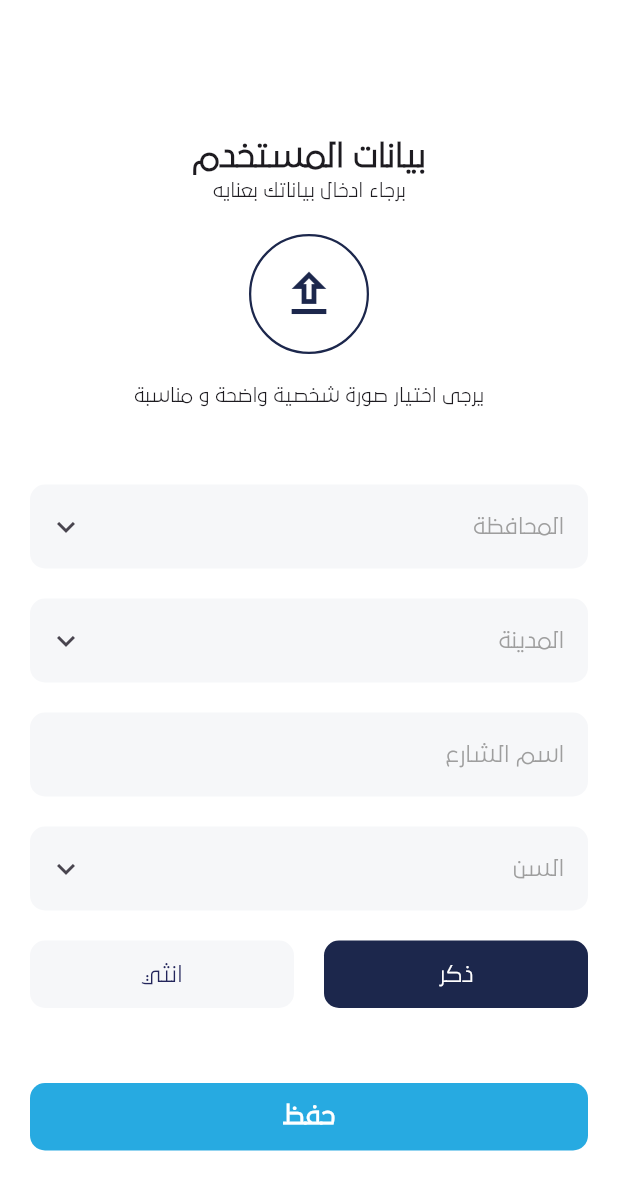
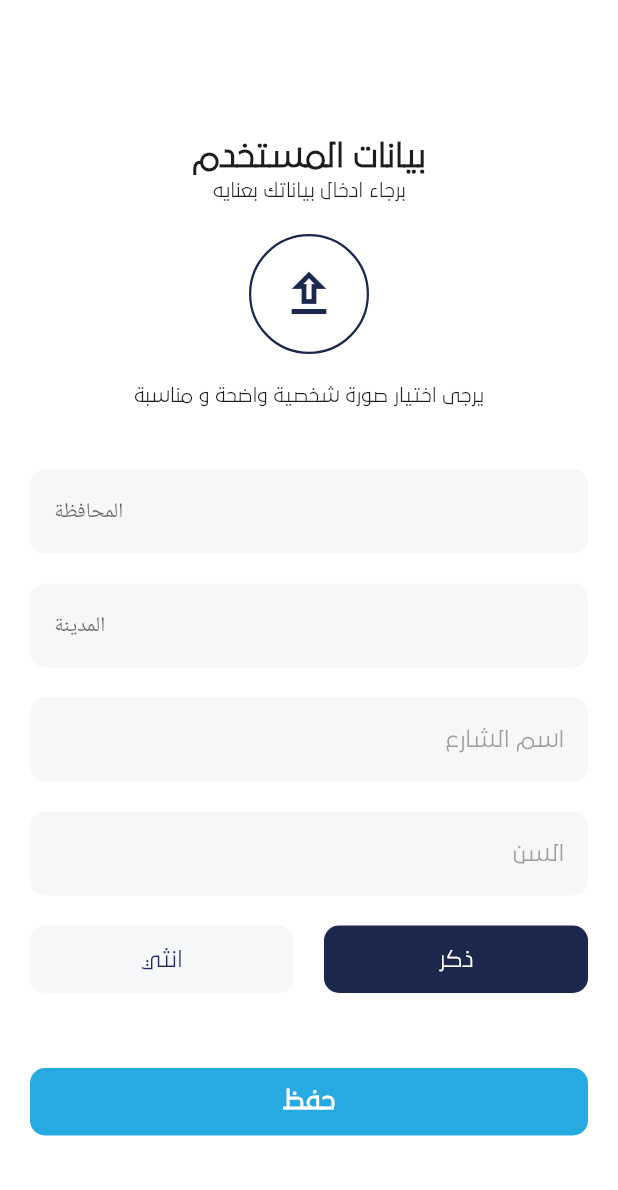
Before and after one commit to Skilly-GraduationProject/Flutter, a Flutter app: the UserDataView screen opened by its route, on a phone screen of 412 x 824 dp. Shown: the top 1190 px of the screen. Run offline on Flutter 3.47's test engine with Material 3 defaults, Android fonts, the phone set to English and light mode, and no system bars; our stand-ins replace bloc, dio, flutter_bloc, get_it, go_router, shared_preferences; accounts and stored records are empty.

Commit message:
create_custom_drop_down

```diff
--- /dev/null
+++ b/lib/features/shared/auth/presentation/views/widgets/custom_drop_down.dart
@@ -0,0 +1,53 @@
+import 'package:flutter/material.dart';
+
+class CustomDropDown extends StatelessWidget {
+  final String? selectedValue;
+  final String hint;
+  final List<String> items;
+  final ValueChanged<String?> onChanged;
+
+  const CustomDropDown({
+    super.key,
+    required this.selectedValue,
+    required this.hint,
+    required this.items,
+    required this.onChanged,
+  });
+
+  @override
+  Widget build(BuildContext context) {
+    return DropdownButtonFormField<String>(
+      decoration: InputDecoration(
+        hintText: selectedValue == null ? hint : null,
+        hintStyle: const TextStyle(
+          fontWeight: FontWeight.w400,
+          fontSize: 14,
+        ),
+        filled: true,
+        fillColor: const Color(0xffF6F7F9),
+        border: OutlineInputBorder(
+          borderRadius: BorderRadius.circular(10),
+          borderSide: BorderSide.none,
+        ),
+        suffixIcon: const Icon(Icons.keyboard_arrow_down),
+      ),
+      items: items.map((item) {
+        return DropdownMenuItem<String>(
+          value: item,
+          child: Text(
+            item,
+            style: const TextStyle(fontSize: 16),
+          ),
+        );
+      }).toList(),
+      onChanged: onChanged,
+      value: selectedValue,
+      iconSize: 0,
+      style: const TextStyle(
+        color: Colors.black,
+        fontSize: 14,
+      ),
+      dropdownColor: Colors.white,
+    );
+  }
+}
--- a/lib/features/shared/auth/presentation/views/widgets/user_data_form.dart
+++ b/lib/features/shared/auth/presentation/views/widgets/user_data_form.dart
@@ -1,7 +1,8 @@
-
 import 'package:flutter/material.dart';
+import 'package:flutter/widgets.dart';
 import 'package:go_router/go_router.dart';
 
+import 'custom_drop_down.dart';
 import 'custom_button.dart';
 import 'custom_text_field.dart';
 import 'verify_option.dart';
@@ -14,30 +15,69 @@
 }
 
 class _UserDataFormState extends State<UserDataForm> {
+  final Map<String, List<String>> cities = {
+    'القاهرة': ['مدينة نصر', 'المعادي', 'حلوان', 'شبرا'],
+    'الإسكندرية': ['سموحة', 'العصافرة', 'محرم بك', 'المنتزه'],
+    'الجيزة': ['الهرم', 'الدقي', 'الشيخ زايد', '6 أكتوبر'],
+    'أسوان': ['أسوان الجديدة', 'كوم أمبو', 'دراو', 'إدفو'],
+    'الأقصر': ['الكرنك', 'الأقصر الجديدة', 'إسنا', 'أرمنت'],
+    'بورسعيد': ['الزهور', 'بورفؤاد', 'العرب', 'المناخ'],
+  };
+  List<String> governs = [
+    'القاهرة',
+    'الإسكندرية',
+    'الجيزة',
+    'أسوان',
+    'الأقصر',
+    'بورسعيد',
+  ];
   String selectedGender = 'ذكر';
+  String? selectedCity, selectedGovern, age, streetName;
+  final GlobalKey<FormState> formKey = GlobalKey<FormState>();
   @override
   Widget build(BuildContext context) {
-    return  Form(
+    return Form(
+        key: formKey,
         child: Column(
           children: [
-              CustomTextField(
-                title: 'المحافظة',
-                icon: const Icon(Icons.keyboard_arrow_down),
-                 onSaved: (val){},
+            CustomDropDown(
+              selectedValue: selectedGovern,
+              hint: 'المحافظة',
+              items: governs,
+              onChanged: (value) {
+                setState(() {
+                  selectedGovern = value;
+                  selectedCity = null;
+                });
+              },
+            ),
+            const SizedBox(height: 20),
+            CustomDropDown(
+              selectedValue: (selectedGovern != null &&
+                      (cities[selectedGovern]?.contains(selectedCity) ?? false))
+                  ? selectedCity
+                  : null,
+              hint: 'المدينة',
+              items: selectedGovern != null ? cities[selectedGovern] ?? [] : [],
+              onChanged: (value) {
+                setState(() {
+                  selectedCity = value;
+                });
+              },
             ),
             const SizedBox(height: 10),
             CustomTextField(
-                title: 'المدينة',
-                icon:const Icon(Icons.keyboard_arrow_down),
-                 onSaved: (val){},
+              title: 'اسم الشارع',
+              onSaved: (val) {
+                streetName = val;
+              },
             ),
-              const SizedBox(height: 10),
-             CustomTextField(title: 'اسم الشارع', onSaved: (val){},),
             const SizedBox(height: 10),
             CustomTextField(
               title: 'السن',
-                icon: const Icon(Icons.keyboard_arrow_down),
-                 onSaved: (val){},
+              onSaved: (val) {
+                age = val;
+              },
             ),
             const SizedBox(height: 20),
             Row(
@@ -71,7 +111,10 @@
             CustomButton(
               text: 'حفظ',
               onTap: () {
+                if (formKey.currentState!.validate()) {
+                  formKey.currentState!.save();
                   GoRouter.of(context).push('/provider');
+                }
               },
             )
           ],
```
Lines whose indentation alone changed are shown as unchanged.
